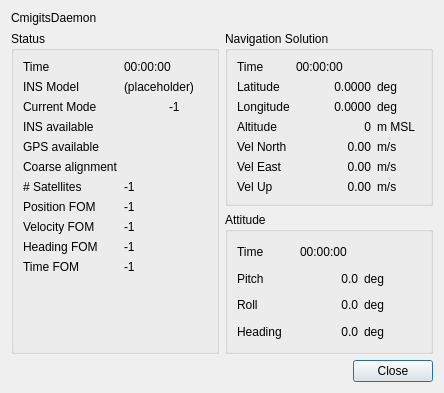
Before: the Qt Designer form src/hcrgui/CmigitsDetails.ui in NCAR/HCR_instrument, drawn with Qt 5.
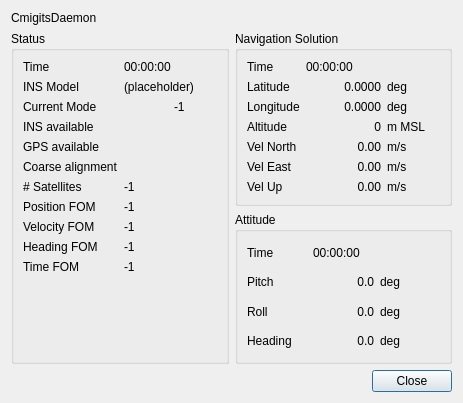
After: the same form once the commit is applied. Icons and pictures are not drawn.

Diff of the .ui file:
```diff
--- a/src/hcrgui/CmigitsDetails.ui
+++ b/src/hcrgui/CmigitsDetails.ui
@@ -6,8 +6,8 @@
    <rect>
     <x>0</x>
     <y>0</y>
-    <width>444</width>
-    <height>393</height>
+    <width>463</width>
+    <height>403</height>
    </rect>
   </property>
   <property name="windowTitle">
```
Left out of the diff: 3 changed lines with no effect on the pictures.
